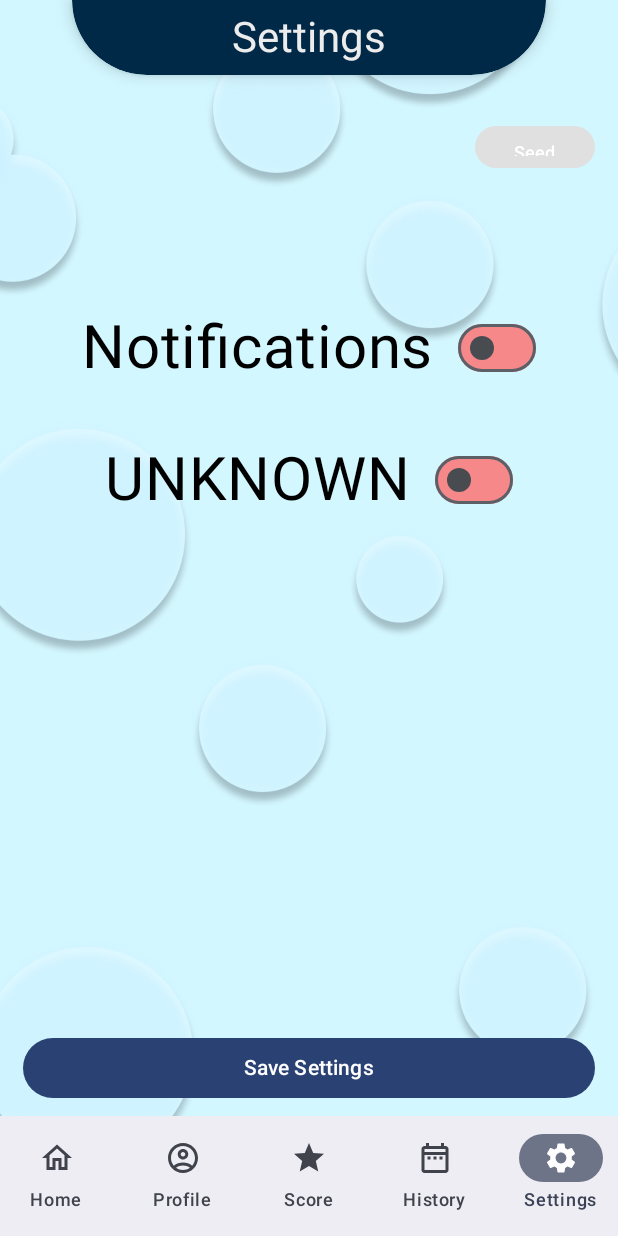
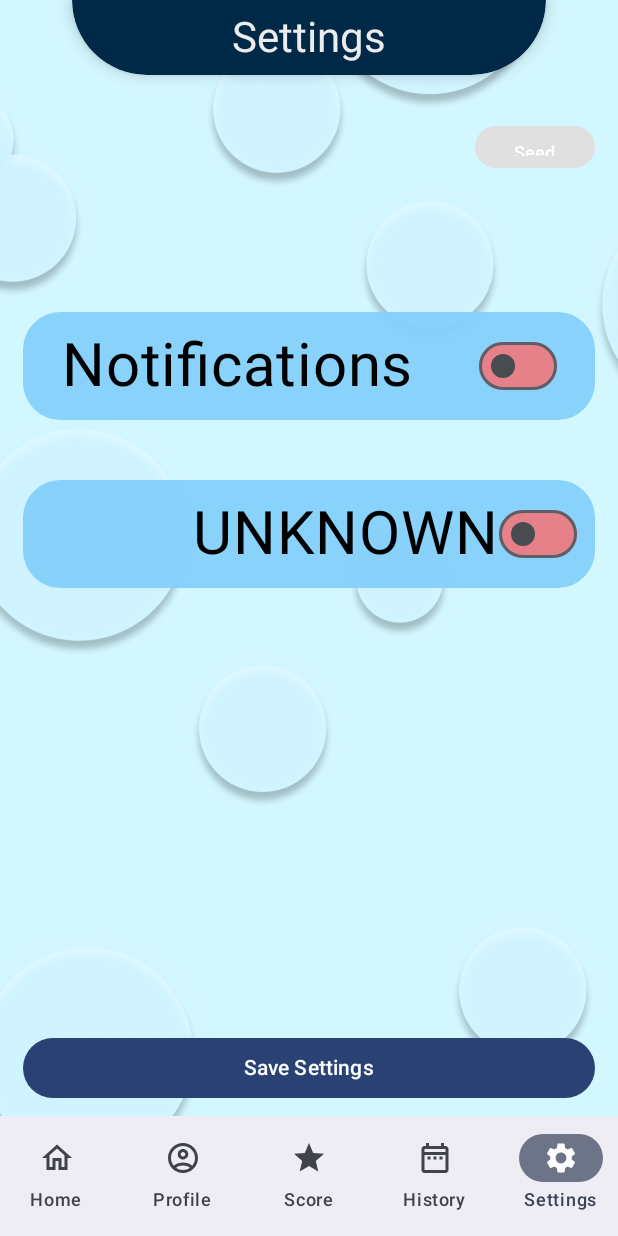
Before and after one commit to straumandi/Hydrinker, an Android app built with Jetpack Compose: the SettingsScreen screen opened through its navigation route, on a phone screen of 412 x 824 dp. Run offline under Robolectric (Android 15) with nearby library versions, the phone set to English and light mode, and no system bars; our stand-ins replace Room's generated code; libraries missing offline, so code that uses them is left out: com.patrykandpatrick.vico.

Commit message:
added background to switches and text

```diff
--- a/app/src/main/java/com/example/hydrinker/BottomNavigationBar.kt
+++ b/app/src/main/java/com/example/hydrinker/BottomNavigationBar.kt
@@ -1,5 +1,6 @@
 package com.example.hydrinker
 
+import androidx.compose.foundation.background
 import androidx.compose.foundation.layout.fillMaxSize
 import androidx.compose.foundation.layout.padding
 import androidx.compose.material3.Badge
@@ -17,6 +18,7 @@ import androidx.compose.runtime.mutableStateOf
 import androidx.compose.runtime.saveable.rememberSaveable
 import androidx.compose.runtime.setValue
 import androidx.compose.ui.Modifier
+import androidx.compose.ui.graphics.Color
 import androidx.navigation.NavGraph.Companion.findStartDestination
 import androidx.navigation.compose.NavHost
 import androidx.navigation.compose.composable
@@ -56,7 +58,7 @@ fun BottomNavigationBar() {
 
     // scaffold to hold our bottom navigation Bar
     Scaffold(
-        modifier = Modifier.fillMaxSize(),
+        modifier = Modifier.fillMaxSize().background(Color(0xFF004FAB)),
         bottomBar = {
             NavigationBar {
                 //getting the list of bottom navigation items for our data class
--- a/app/src/main/java/com/example/hydrinker/screens/SettingsScreen.kt
+++ b/app/src/main/java/com/example/hydrinker/screens/SettingsScreen.kt
@@ -31,7 +31,9 @@ import androidx.compose.runtime.remember
 import androidx.compose.runtime.setValue
 import androidx.compose.ui.Alignment
 import androidx.compose.ui.Modifier
+import androidx.compose.ui.draw.clip
 import androidx.compose.ui.draw.scale
+import androidx.compose.ui.draw.shadow
 import androidx.compose.ui.graphics.Color
 import androidx.compose.ui.platform.LocalContext
 import androidx.compose.ui.res.painterResource
@@ -46,6 +48,7 @@ import com.example.hydrinker.models.MeasurementUnit
 import com.example.hydrinker.services.HydrationViewModel
 import com.example.hydrinker.services.HydrationViewModelFactory
 import com.example.hydrinker.services.SettingsService
+import com.patrykandpatrick.vico.core.component.text.HorizontalPosition
 import com.patrykandpatrick.vico.core.component.text.textComponent
 import kotlinx.coroutines.CoroutineScope
 import kotlinx.coroutines.Dispatchers
@@ -124,10 +127,15 @@ fun SettingsScreen(
             Row (
                 verticalAlignment = Alignment.CenterVertically,
                 horizontalArrangement = Arrangement.SpaceAround,
+                modifier = Modifier
+                    .background(
+                    color = Color(0xFF84D0FB).copy(alpha = 0.95f),
+                    shape = RoundedCornerShape(25.dp)
+                    )
+                    .padding(12.dp).fillMaxWidth()
             ) {
                 Text(
                     text = "Notifications",
-
                     color = Color.Black,
                     fontSize = 40.sp,
                 )
@@ -149,7 +157,14 @@ fun SettingsScreen(
 
             Row (
                 verticalAlignment = Alignment.CenterVertically,
-                horizontalArrangement = Arrangement.SpaceAround,
+                horizontalArrangement = Arrangement.End,
+                modifier = Modifier
+                    .background(
+                        color = Color(0xFF84D0FB).copy(alpha = 0.95f),
+                        shape = RoundedCornerShape(25.dp)
+                    )
+                    .padding(12.dp)
+                    .fillMaxWidth()
             ) {
                 Text(
                     text = uiState.units.name,
@@ -159,6 +174,7 @@ fun SettingsScreen(
                 )
 
                 Switch(
+
                     checked = uiState.units == MeasurementUnit.METRIC,
                     onCheckedChange = {
                         uiState =
@@ -170,7 +186,6 @@ fun SettingsScreen(
                         uncheckedThumbColor = Color(0xFF484C51),
                         uncheckedTrackColor = Color(0xFFFF6D6D).copy(alpha = 0.8f),
                     ),
-                    modifier = Modifier.padding(start = 16.dp)
 
                 )
             }
```
